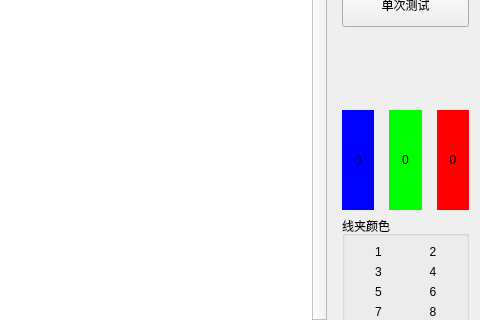
This is WinTest.ui in bloglink/aip-tester as Qt 5 draws it before an edit; both pictures show x 320 to 800 and y 128 to 448 of the 800 by 662 pixel window. The edited form follows.
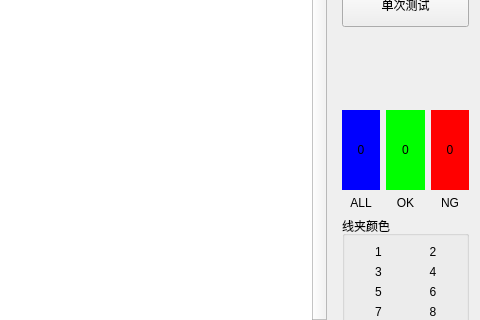
This is the edited form. Icons and pictures are not drawn.

Commit message: 修复:(2.1.0.170420)测试模块添加柱状图文字

Diff of the .ui file:
```diff
--- a/WinTest.ui
+++ b/WinTest.ui
@@ -250,7 +250,7 @@
    </item>
    <item>
     <widget class="QWidget" name="widget" native="true">
-     <layout class="QVBoxLayout" name="verticalLayout_2" stretch="0,0,0,0,1,1,0,1,0">
+     <layout class="QVBoxLayout" name="verticalLayout_2" stretch="0,0,0,0,1,0,0,0,0">
       <property name="leftMargin">
        <number>0</number>
       </property>
@@ -342,10 +342,7 @@
           <height>100</height>
          </size>
         </property>
-        <layout class="QHBoxLayout" name="horizontalLayout_3">
-         <property name="spacing">
-          <number>15</number>
-         </property>
+        <layout class="QGridLayout" name="gridLayout_2">
          <property name="leftMargin">
           <number>0</number>
          </property>
@@ -358,47 +355,7 @@
          <property name="bottomMargin">
           <number>0</number>
          </property>
-         <item>
-          <widget class="QLabel" name="LabelSum">
-           <property name="sizePolicy">
-            <sizepolicy hsizetype="Preferred" vsizetype="Expanding">
-             <horstretch>0</horstretch>
-             <verstretch>0</verstretch>
-            </sizepolicy>
-           </property>
-           <property name="styleSheet">
-            <string notr="true">background-color:blue;
-color: rgb(0, 0, 0);</string>
-           </property>
-           <property name="text">
-            <string>0</string>
-           </property>
-           <property name="alignment">
-            <set>Qt::AlignCenter</set>
-           </property>
-          </widget>
-         </item>
-         <item>
-          <widget class="QLabel" name="LabelQualified">
-           <property name="sizePolicy">
-            <sizepolicy hsizetype="Preferred" vsizetype="Expanding">
-             <horstretch>0</horstretch>
-             <verstretch>0</verstretch>
-            </sizepolicy>
-           </property>
-           <property name="styleSheet">
-            <string notr="true">background-color:  lime;
-color: rgb(0, 0, 0);</string>
-           </property>
-           <property name="text">
-            <string>0</string>
-           </property>
-           <property name="alignment">
-            <set>Qt::AlignCenter</set>
-           </property>
-          </widget>
-         </item>
-         <item>
+         <item row="0" column="2">
           <widget class="QLabel" name="LabelUnqualified">
            <property name="sizePolicy">
             <sizepolicy hsizetype="Preferred" vsizetype="Expanding">
@@ -418,6 +375,76 @@
            </property>
           </widget>
          </item>
+         <item row="0" column="1">
+          <widget class="QLabel" name="LabelQualified">
+           <property name="sizePolicy">
+            <sizepolicy hsizetype="Preferred" vsizetype="Expanding">
+             <horstretch>0</horstretch>
+             <verstretch>0</verstretch>
+            </sizepolicy>
+           </property>
+           <property name="styleSheet">
+            <string notr="true">background-color:  lime;
+color: rgb(0, 0, 0);</string>
+           </property>
+           <property name="text">
+            <string>0</string>
+           </property>
+           <property name="alignment">
+            <set>Qt::AlignCenter</set>
+           </property>
+          </widget>
+         </item>
+         <item row="0" column="0">
+          <widget class="QLabel" name="LabelSum">
+           <property name="sizePolicy">
+            <sizepolicy hsizetype="Preferred" vsizetype="Expanding">
+             <horstretch>0</horstretch>
+             <verstretch>0</verstretch>
+            </sizepolicy>
+           </property>
+           <property name="styleSheet">
+            <string notr="true">background-color:blue;
+color: rgb(0, 0, 0);</string>
+           </property>
+           <property name="text">
+            <string>0</string>
+           </property>
+           <property name="alignment">
+            <set>Qt::AlignCenter</set>
+           </property>
+          </widget>
+         </item>
+         <item row="1" column="0">
+          <widget class="QLabel" name="label_3">
+           <property name="text">
+            <string>ALL</string>
+           </property>
+           <property name="alignment">
+            <set>Qt::AlignCenter</set>
+           </property>
+          </widget>
+         </item>
+         <item row="1" column="1">
+          <widget class="QLabel" name="label_4">
+           <property name="text">
+            <string>OK</string>
+           </property>
+           <property name="alignment">
+            <set>Qt::AlignCenter</set>
+           </property>
+          </widget>
+         </item>
+         <item row="1" column="2">
+          <widget class="QLabel" name="label_5">
+           <property name="text">
+            <string>NG</string>
+           </property>
+           <property name="alignment">
+            <set>Qt::AlignCenter</set>
+           </property>
+          </widget>
+         </item>
         </layout>
        </widget>
       </item>
```
